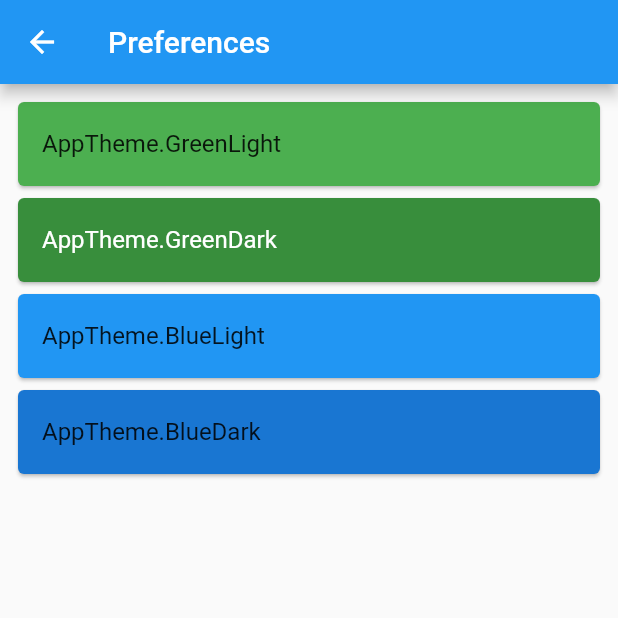
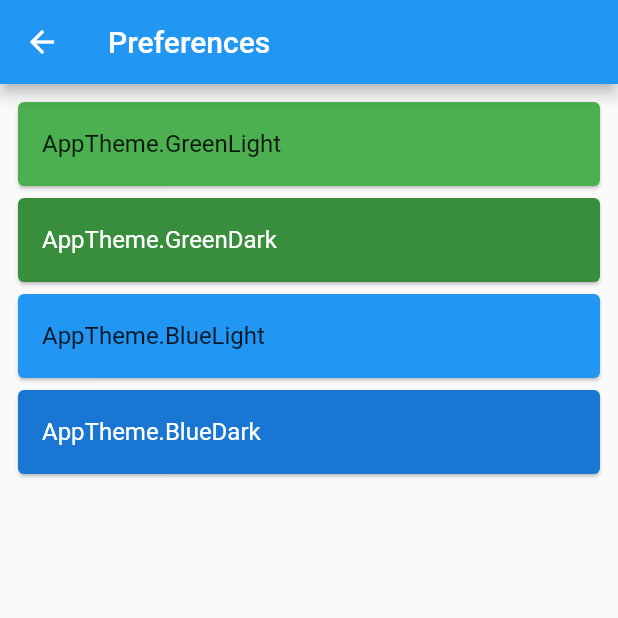
Before and after one commit to prajwal27/bloc_theme, a Flutter app: the screen it shows after launch, after a tap on the "settings" icon, on a phone screen of 412 x 824 dp, the top half of it. Run offline on Flutter 3.47's test engine with Material 2 defaults, Android fonts, the phone set to English and light mode, and no system bars; our stand-ins replace bloc, equatable, flutter_bloc.

Commit message:
change dar_blue theme

```diff
--- a/lib/global/theme/app_theme.dart
+++ b/lib/global/theme/app_theme.dart
@@ -11,6 +11,6 @@ final appThemeData = {
   AppTheme.GreenLight: ThemeData(brightness: Brightness.light, primaryColor: Colors.green),
   AppTheme.GreenDark: ThemeData(brightness: Brightness.dark, primaryColor: Colors.green[700]),
   AppTheme.BlueLight: ThemeData(brightness: Brightness.light, primaryColor: Colors.blue),
-  AppTheme.BlueDark: ThemeData(brightness: Brightness.light, primaryColor: Colors.blue[700]),
+  AppTheme.BlueDark: ThemeData(brightness: Brightness.dark, primaryColor: Colors.blue[700]),
 
 };
```
